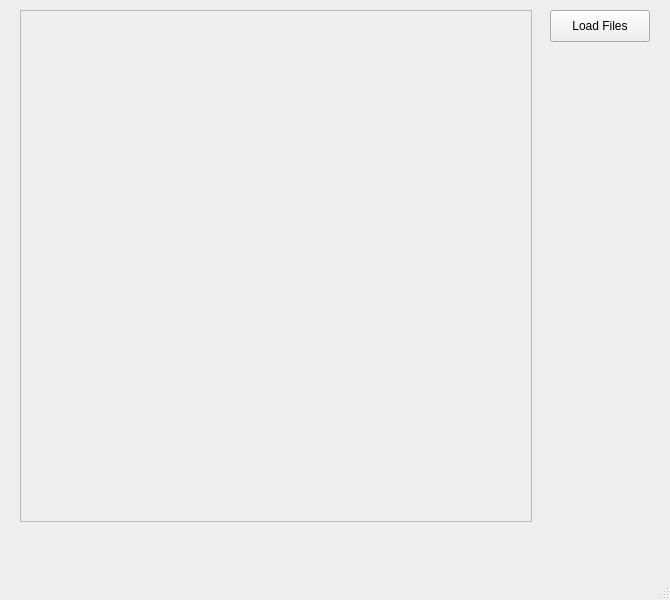
Before: the Qt Designer form mainwindow.ui in nicole-chau/volume-renderer, drawn with Qt 5.
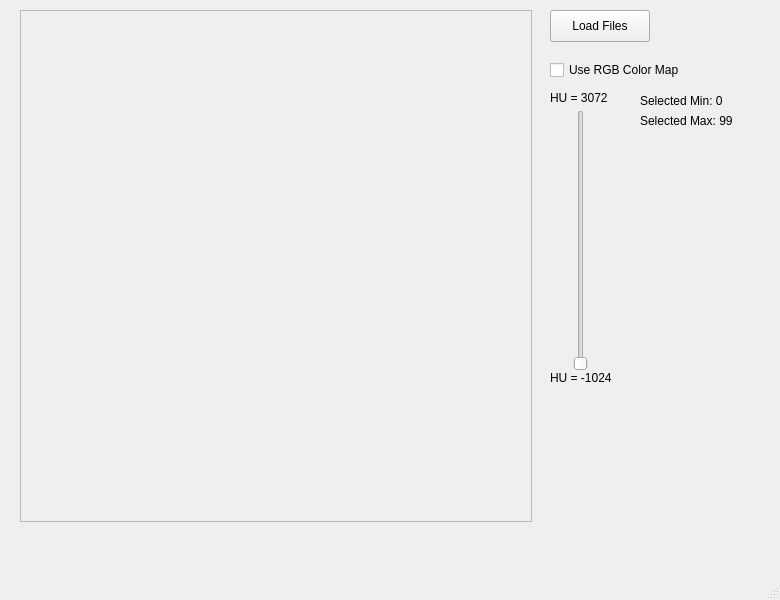
After: the same form once the commit is applied. Custom widgets are drawn as their Qt base class.

```diff
--- a/mainwindow.ui
+++ b/mainwindow.ui
@@ -6,7 +6,7 @@
    <rect>
     <x>0</x>
     <y>0</y>
-    <width>670</width>
+    <width>780</width>
     <height>600</height>
    </rect>
   </property>
@@ -52,6 +52,93 @@
      <bool>false</bool>
     </property>
    </widget>
+   <widget class="QCheckBox" name="displayRGB">
+    <property name="geometry">
+     <rect>
+      <x>550</x>
+      <y>60</y>
+      <width>141</width>
+      <height>20</height>
+     </rect>
+    </property>
+    <property name="text">
+     <string>Use RGB Color Map</string>
+    </property>
+   </widget>
+   <widget class="ctkRangeSlider" name="rangeSlider">
+    <property name="geometry">
+     <rect>
+      <x>570</x>
+      <y>110</y>
+      <width>22</width>
+      <height>261</height>
+     </rect>
+    </property>
+    <property name="minimum">
+     <number>-1024</number>
+    </property>
+    <property name="maximum">
+     <number>3072</number>
+    </property>
+    <property name="sliderPosition">
+     <number>-1024</number>
+    </property>
+    <property name="orientation">
+     <enum>Qt::Vertical</enum>
+    </property>
+   </widget>
+   <widget class="QLabel" name="label">
+    <property name="geometry">
+     <rect>
+      <x>550</x>
+      <y>90</y>
+      <width>71</width>
+      <height>16</height>
+     </rect>
+    </property>
+    <property name="text">
+     <string>HU = 3072</string>
+    </property>
+   </widget>
+   <widget class="QLabel" name="label_2">
+    <property name="geometry">
+     <rect>
+      <x>550</x>
+      <y>370</y>
+      <width>71</width>
+      <height>16</height>
+     </rect>
+    </property>
+    <property name="text">
+     <string>HU = -1024</string>
+    </property>
+   </widget>
+   <widget class="QLabel" name="selectedMin">
+    <property name="geometry">
+     <rect>
+      <x>640</x>
+      <y>90</y>
+      <width>131</width>
+      <height>21</height>
+     </rect>
+    </property>
+    <property name="text">
+     <string>Selected Min: 0</string>
+    </property>
+   </widget>
+   <widget class="QLabel" name="selectedMax">
+    <property name="geometry">
+     <rect>
+      <x>640</x>
+      <y>110</y>
+      <width>131</width>
+      <height>21</height>
+     </rect>
+    </property>
+    <property name="text">
+     <string>Selected Max: 99</string>
+    </property>
+   </widget>
   </widget>
   <widget class="QMenuBar" name="menubar">
    <property name="geometry">
@@ -65,6 +152,13 @@
   </widget>
   <widget class="QStatusBar" name="statusbar"/>
  </widget>
+ <customwidgets>
+  <customwidget>
+   <class>ctkRangeSlider</class>
+   <extends>QSlider</extends>
+   <header>ctkrangeslider.h</header>
+  </customwidget>
+ </customwidgets>
  <resources/>
  <connections/>
 </ui>
```
Left out of the diff: 2 changed lines with no effect on the pictures.
